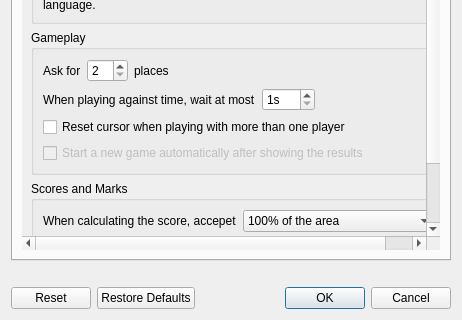
Qt form ui/preferences.ui (gulp21/QeoDart) before a commit; both pictures show x 0 to 462 and y 218 to 538 of the 462 by 538 pixel window.
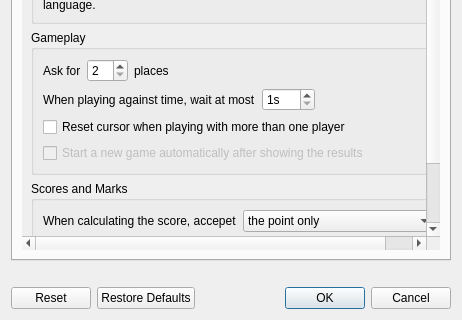
The same form after that commit. The open tabs and pages were chosen to show the change.

What changed in the file:
```diff
--- a/ui/preferences.ui
+++ b/ui/preferences.ui
@@ -251,16 +251,6 @@
                   <property name="whatsThis">
                    <string>When calculating the scores, QeoDart respects the whole area of the place. This area is discribed by a rectangle put around it. As the area of this rectangle often includes areas of other places, the default is accepting only the inner 25% of the rectangle.</string>
                   </property>
-                  <item>
-                   <property name="text">
-                    <string>100% of the area</string>
-                   </property>
-                  </item>
-                  <item>
-                   <property name="text">
-                    <string>25% of the area</string>
-                   </property>
-                  </item>
                   <item>
                    <property name="text">
                     <string>the point only</string>
```
Left out of the diff: 12 changed lines with no effect on the pictures.
